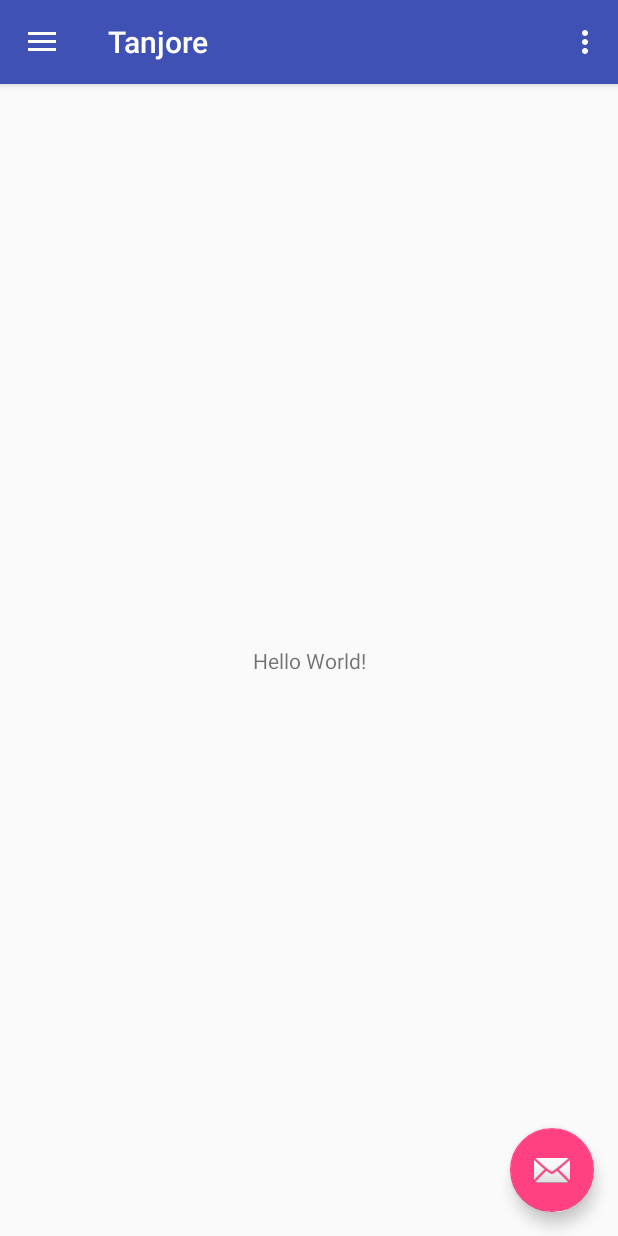
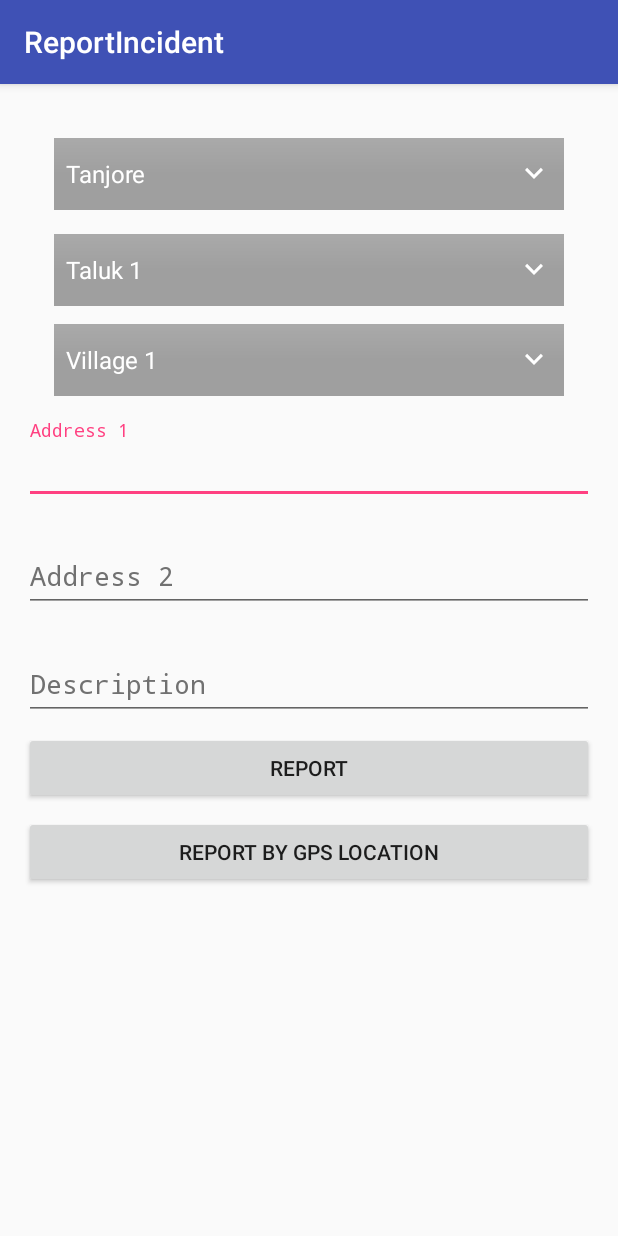
Before and after one commit to kavinraju/Tanjore-Disaster-Management, an Android app: the screen it shows after launch (HomeActivity before the commit, ReportIncident after it), on a phone screen of 412 x 824 dp. Run offline under Robolectric (Android 15) with nearby library versions, the phone set to English and light mode, and no system bars; our stand-ins replace ButterKnife.

Commit message:
UI for Login and Report Incident

```diff
--- a/app/build.gradle
+++ b/app/build.gradle
@@ -27,4 +27,8 @@ dependencies {
     testImplementation 'junit:junit:4.12'
     androidTestImplementation 'com.android.support.test:runner:1.0.2'
     androidTestImplementation 'com.android.support.test.espresso:espresso-core:3.0.2'
+
+    compile 'com.android.support:design:27.1.1'
+    compile 'com.android.support:cardview-v7:27.1.1'
+    implementation 'com.jakewharton:butterknife:8.8.1'
 }
--- /dev/null
+++ b/app/src/main/java/tanjore/disastermanagement/tn/tanjore/ReportIncident.java
@@ -0,0 +1,54 @@
+package tanjore.disastermanagement.tn.tanjore;
+
+import android.os.Bundle;
+import android.support.design.widget.FloatingActionButton;
+import android.support.design.widget.Snackbar;
+import android.support.v7.app.AppCompatActivity;
+import android.support.v7.widget.Toolbar;
+import android.view.View;
+import android.widget.ArrayAdapter;
+import android.widget.Spinner;
+
+import butterknife.BindView;
+import butterknife.ButterKnife;
+
+public class ReportIncident extends AppCompatActivity {
+
+    private String[] district_list = { "Tanjore" , "Trichy", "Chennai" , "Madurai" };
+
+    private String[] taluk_list = {"Taluk 1","Taluk 2","Taluk 3","Taluk 4","Taluk 5"};
+
+    private String[] village_list = {"Village 1","Village 2","Village 3","Village 4","Village 5"};
+
+    @BindView(R.id.spinner_district)
+    Spinner spinnerDistrict;
+    @BindView(R.id.spinner_taluk)
+    Spinner spinnerTaluk;
+    @BindView(R.id.spinner_village)
+    Spinner spinnerVillage;
+
+    @Override
+    protected void onCreate(Bundle savedInstanceState) {
+        super.onCreate(savedInstanceState);
+        setContentView(R.layout.activity_report_incident);
+        ButterKnife.bind(this);
+        Toolbar toolbar =  findViewById(R.id.toolbar);
+        setSupportActionBar(toolbar);
+
+        spinnerDistrict = findViewById(R.id.spinner_district);
+        spinnerTaluk = findViewById(R.id.spinner_taluk);
+        spinnerVillage = findViewById(R.id.spinner_village);
+
+        setSpinnerAdapter(district_list, spinnerDistrict);
+        setSpinnerAdapter(taluk_list, spinnerTaluk);
+        setSpinnerAdapter(village_list, spinnerVillage);
+
+
+    }
+
+    private void setSpinnerAdapter(String[] list, Spinner spinner){
+        ArrayAdapter<String> arrayAdapter = new ArrayAdapter<>(this , R.layout.spinner_list , list);
+        arrayAdapter.setDropDownViewResource(R.layout.support_simple_spinner_dropdown_item);
+        spinner.setAdapter(arrayAdapter);
+    }
+}
--- /dev/null
+++ b/app/src/main/res/drawable-v24/scrim_gradient_spinner.xml
@@ -0,0 +1,12 @@
+<?xml version="1.0" encoding="utf-8"?>
+<shape
+    xmlns:android="http://schemas.android.com/apk/res/android"
+    android:shape="rectangle">
+
+    <gradient android:angle="-90"
+        android:startColor="#5d1d1d1d"
+        android:centerColor="#5d000000"
+        android:endColor="#5d000000"
+        android:type="linear"/>
+
+</shape>
--- /dev/null
+++ b/app/src/main/res/drawable/arrow_down_white_24dp.xml
@@ -0,0 +1,5 @@
+<vector android:height="24dp" android:tint="#FFFFFF"
+    android:viewportHeight="24.0" android:viewportWidth="24.0"
+    android:width="24dp" xmlns:android="http://schemas.android.com/apk/res/android">
+    <path android:fillColor="#FF000000" android:pathData="M7.41,7.84L12,12.42l4.59,-4.58L18,9.25l-6,6 -6,-6z"/>
+</vector>
--- /dev/null
+++ b/app/src/main/res/layout/activity_report_incident.xml
@@ -0,0 +1,26 @@
+<?xml version="1.0" encoding="utf-8"?>
+<android.support.design.widget.CoordinatorLayout xmlns:android="http://schemas.android.com/apk/res/android"
+    xmlns:app="http://schemas.android.com/apk/res-auto"
+    xmlns:tools="http://schemas.android.com/tools"
+    android:layout_width="match_parent"
+    android:layout_height="match_parent"
+    tools:context=".ReportIncident">
+
+    <android.support.design.widget.AppBarLayout
+        android:layout_width="match_parent"
+        android:layout_height="wrap_content"
+        android:theme="@style/AppTheme.AppBarOverlay">
+
+        <android.support.v7.widget.Toolbar
+            android:id="@+id/toolbar"
+            android:layout_width="match_parent"
+            android:layout_height="?attr/actionBarSize"
+            android:background="?attr/colorPrimary"
+            app:popupTheme="@style/AppTheme.PopupOverlay" />
+
+    </android.support.design.widget.AppBarLayout>
+
+    <include layout="@layout/content_report_incident" />
+
+
+</android.support.design.widget.CoordinatorLayout>
--- /dev/null
+++ b/app/src/main/res/layout/content_report_incident.xml
@@ -0,0 +1,165 @@
+<?xml version="1.0" encoding="utf-8"?>
+<android.support.v4.widget.NestedScrollView
+    xmlns:android="http://schemas.android.com/apk/res/android"
+    xmlns:app="http://schemas.android.com/apk/res-auto"
+    xmlns:tools="http://schemas.android.com/tools"
+    android:layout_width="match_parent"
+    android:layout_height="wrap_content"
+    app:layout_behavior="@string/appbar_scrolling_view_behavior"
+    tools:context=".ReportIncident"
+    tools:showIn="@layout/activity_report_incident">
+
+    <android.support.constraint.ConstraintLayout
+        android:layout_width="match_parent"
+        android:layout_height="match_parent"
+        android:paddingBottom="36dp">
+
+    <android.support.v7.widget.AppCompatSpinner
+        android:id="@+id/spinner_district"
+        android:layout_width="match_parent"
+        android:layout_height="48dp"
+        android:background="@drawable/scrim_gradient_spinner"
+
+        android:layout_marginTop="36dp"
+        android:layout_marginStart="36dp"
+        android:layout_marginEnd="36dp"
+        app:layout_goneMarginTop="16dp"
+
+        app:layout_constraintEnd_toEndOf="parent"
+        app:layout_constraintStart_toStartOf="parent"
+        app:layout_constraintTop_toTopOf="parent" />
+
+    <android.support.v7.widget.AppCompatSpinner
+        android:id="@+id/spinner_taluk"
+        android:layout_width="match_parent"
+        android:layout_height="48dp"
+        android:background="@drawable/scrim_gradient_spinner"
+
+        android:layout_marginStart="36dp"
+        android:layout_marginEnd="36dp"
+        android:layout_marginTop="16dp"
+
+        app:layout_constraintTop_toBottomOf="@id/spinner_district"
+        app:layout_constraintStart_toStartOf="@id/spinner_district"
+        app:layout_constraintEnd_toEndOf="@id/spinner_district"/>
+
+    <android.support.v7.widget.AppCompatSpinner
+        android:layout_marginTop="12dp"
+        android:id="@+id/spinner_village"
+        android:background="@drawable/scrim_gradient_spinner"
+        android:layout_width="match_parent"
+        android:layout_height="48dp"
+
+        android:layout_marginStart="36dp"
+        android:layout_marginEnd="36dp"
+        app:layout_goneMarginTop="16dp"
+
+        app:layout_constraintTop_toBottomOf="@id/spinner_taluk"
+        app:layout_constraintStart_toStartOf="@id/spinner_taluk"
+        app:layout_constraintEnd_toEndOf="@id/spinner_taluk"/>
+
+    <android.support.design.widget.TextInputLayout
+        android:id="@+id/textInput_address1"
+        android:layout_width="match_parent"
+        android:layout_height="wrap_content"
+
+        android:layout_marginEnd="16dp"
+        android:layout_marginStart="16dp"
+        android:layout_marginTop="16dp"
+
+        android:hint="Address 1"
+        android:textColorHint="#717171"
+        app:layout_constraintTop_toBottomOf="@id/spinner_village"
+        app:layout_constraintEnd_toEndOf="parent"
+        app:layout_constraintStart_toStartOf="parent">
+
+        <EditText
+            android:id="@+id/et_address1"
+            android:layout_width="match_parent"
+            android:fontFamily="monospace"
+            android:layout_height="wrap_content"
+            android:inputType="textMultiLine"
+            android:textColor="#000000" />
+
+    </android.support.design.widget.TextInputLayout>
+
+    <android.support.design.widget.TextInputLayout
+        android:id="@+id/textInput_address2"
+        android:layout_width="match_parent"
+        android:layout_height="wrap_content"
+
+        android:layout_marginEnd="16dp"
+        android:layout_marginStart="16dp"
+        android:layout_marginTop="16dp"
+
+        android:hint="Address 2"
+        android:textColorHint="#717171"
+        app:layout_constraintTop_toBottomOf="@id/textInput_address1"
+        app:layout_constraintEnd_toEndOf="parent"
+        app:layout_constraintStart_toStartOf="parent">
+
+        <EditText
+            android:id="@+id/et_address2"
+            android:layout_width="match_parent"
+            android:fontFamily="monospace"
+            android:layout_height="wrap_content"
+            android:inputType="textMultiLine"
+            android:textColor="#000000" />
+
+    </android.support.design.widget.TextInputLayout>
+
+    <android.support.design.widget.TextInputLayout
+        android:id="@+id/textInput_desp"
+        android:layout_width="match_parent"
+        android:layout_height="wrap_content"
+
+        android:layout_marginEnd="16dp"
+        android:layout_marginStart="16dp"
+        android:layout_marginTop="16dp"
+
+        android:hint="Description"
+        android:textColorHint="#717171"
+        app:layout_constraintTop_toBottomOf="@id/textInput_address2"
+        app:layout_constraintEnd_toEndOf="parent"
+        app:layout_constraintStart_toStartOf="parent">
+
+        <EditText
+            android:id="@+id/editText_Desp"
+            android:layout_width="match_parent"
+            android:fontFamily="monospace"
+            android:layout_height="wrap_content"
+            android:inputType="textMultiLine"
+            android:textColor="#000000" />
+
+    </android.support.design.widget.TextInputLayout>
+
+    <Button
+        android:id="@+id/btn_report"
+        android:layout_width="match_parent"
+        android:layout_height="wrap_content"
+        android:text="Report"
+
+        android:layout_marginEnd="16dp"
+        android:layout_marginStart="16dp"
+        android:layout_marginTop="8dp"
+
+        app:layout_constraintTop_toBottomOf="@id/textInput_desp"
+        app:layout_constraintEnd_toEndOf="parent"
+        app:layout_constraintStart_toStartOf="parent"/>
+
+    <Button
+        android:id="@+id/btn_report_by_gps"
+        android:layout_width="match_parent"
+        android:layout_height="wrap_content"
+        android:text="Report by GPS Location"
+
+        android:layout_marginEnd="16dp"
+        android:layout_marginStart="16dp"
+        android:layout_marginTop="8dp"
+
+        app:layout_constraintTop_toBottomOf="@id/btn_report"
+        app:layout_constraintEnd_toEndOf="parent"
+        app:layout_constraintStart_toStartOf="parent"/>
+
+    </android.support.constraint.ConstraintLayout>
+</android.support.v4.widget.NestedScrollView>
--- /dev/null
+++ b/app/src/main/res/layout/spinner_list.xml
@@ -0,0 +1,13 @@
+<?xml version="1.0" encoding="utf-8"?>
+<TextView
+    xmlns:android="http://schemas.android.com/apk/res/android"
+    android:id="@android:id/text1"
+    android:gravity="center_vertical"
+    android:layout_width="match_parent"
+    android:layout_height="match_parent"
+    android:textSize="16sp"
+    style="?android:attr/spinnerItemStyle"
+    android:backgroundTintMode="add"
+    android:textColor="@color/white"
+    android:drawableEnd="@drawable/arrow_down_white_24dp"
+    />
--- a/app/src/main/res/values-v21/styles.xml
+++ b/app/src/main/res/values-v21/styles.xml
@@ -1,8 +1,20 @@
 <resources>
+
+    <!-- Base application theme. -->
+    <style name="AppTheme" parent="Theme.AppCompat.Light.DarkActionBar">
+        <!-- Customize your theme here. -->
+        <item name="colorPrimary">@color/colorPrimary</item>
+        <item name="colorPrimaryDark">@color/colorPrimaryDark</item>
+        <item name="colorAccent">@color/colorAccent</item>
+    </style>
 
     <style name="AppTheme.NoActionBar">
         <item name="windowActionBar">false</item>
         <item name="windowNoTitle">true</item>
-        <item name="android:statusBarColor">@android:color/transparent</item>
     </style>
+
+    <style name="AppTheme.AppBarOverlay" parent="ThemeOverlay.AppCompat.Dark.ActionBar" />
+
+    <style name="AppTheme.PopupOverlay" parent="ThemeOverlay.AppCompat.Light" />
+
 </resources>
--- a/app/src/main/res/values/colors.xml
+++ b/app/src/main/res/values/colors.xml
@@ -3,4 +3,6 @@
     <color name="colorPrimary">#3F51B5</color>
     <color name="colorPrimaryDark">#303F9F</color>
     <color name="colorAccent">#FF4081</color>
+    <color name="colorPrimaryLight">#AD1457</color>
+    <color name="white">#FFFFFF</color>
 </resources>
--- a/app/src/main/res/values/strings.xml
+++ b/app/src/main/res/values/strings.xml
@@ -6,4 +6,6 @@
     <string name="nav_header_subtitle">android.studio@android.com</string>
     <string name="nav_header_desc">Navigation header</string>
     <string name="action_settings">Settings</string>
+    <string name="title_activity_registration">RegistrationActivity</string>
+    <string name="title_activity_report_incident">ReportIncident</string>
 </resources>
```
Also changed, not shown: app/src/main/AndroidManifest.xml (+10 -0 lines), app/src/main/java/tanjore/disastermanagement/tn/tanjore/RegistrationActivity.java (added, +24 -0 lines), app/src/main/res/drawable-v24/button_round_bk.xml (added, +10 -0 lines), app/src/main/res/drawable-v24/ripple_effect.xml (added, +14 -0 lines), app/src/main/res/layout/activity_registration.xml (added, +26 -0 lines), app/src/main/res/layout/content_registration.xml (added, +209 -0 lines).
